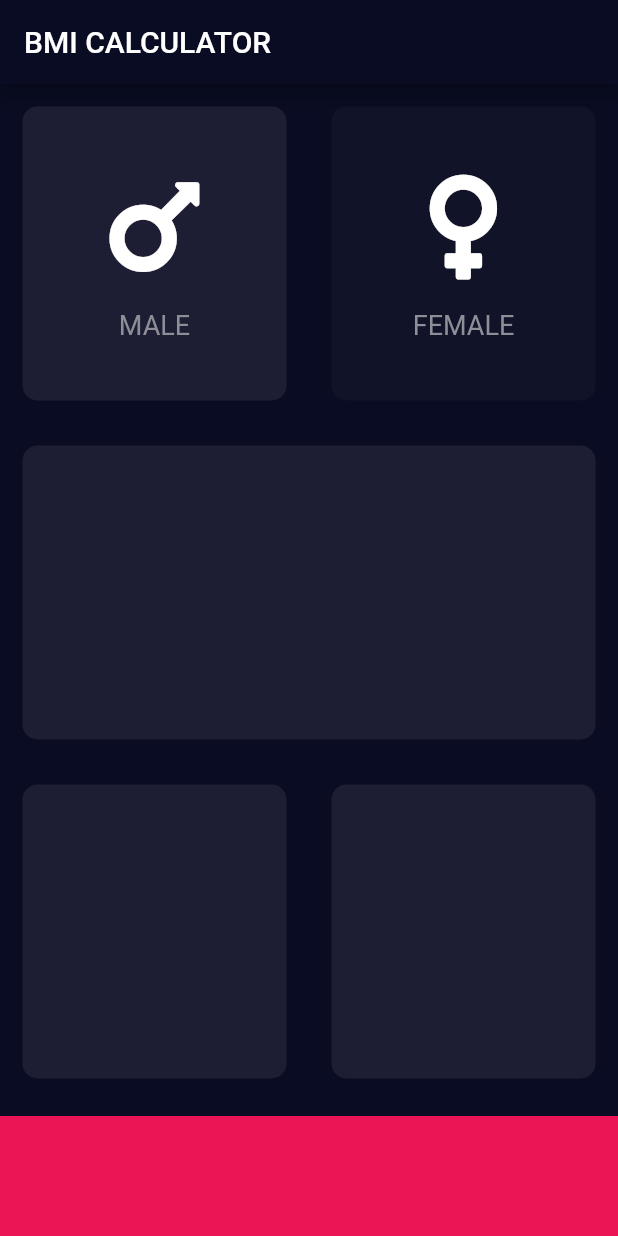
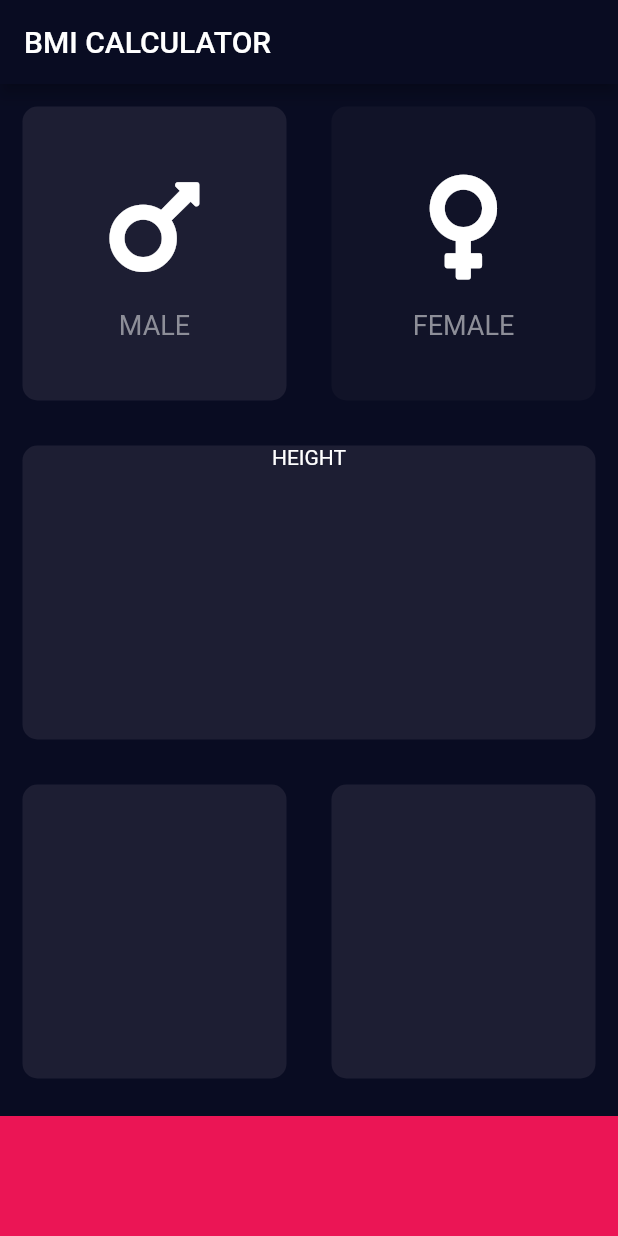
Before and after one commit to m0vntain/bmi-calculator-flutter, a Flutter app: the screen it shows after launch, after a tap on "MALE", on a phone screen of 412 x 824 dp. Run offline on Flutter 3.47's test engine with Material 2 defaults, Android fonts, the phone set to English and light mode, and no system bars; our stand-ins replace font_awesome_flutter.

```diff
--- a/lib/input_page.dart
+++ b/lib/input_page.dart
@@ -8,6 +8,7 @@ const bottomContainerColor = Color(0xFFEB1555);
 const activeCardColor = Color(0xFF1D1E33);
 const inactiveCardColor = Color(0xFF111328);
 
+enum GenderType { male, female }
 
 class InputPage extends StatefulWidget {
   @override
@@ -15,20 +16,20 @@ class InputPage extends StatefulWidget {
 }
 
 class _InputPageState extends State<InputPage> {
-
   Color maleCardColor = inactiveCardColor;
   Color femaleCardColor = inactiveCardColor;
+  GenderType selectedGender;
 
-//  1 - male, 2 - female
-  void updateCardColor(int gender) {
-    if(gender == 1) {
-      maleCardColor = activeCardColor;
-      femaleCardColor = inactiveCardColor;
-    } else {
-      femaleCardColor = activeCardColor;
-      maleCardColor = inactiveCardColor;
-    }
-  }
+////  1 - male, 2 - female
+//  void updateCardColor(GenderType gender) {
+//    if (gender == GenderType.male) {
+//      maleCardColor = activeCardColor;
+//      femaleCardColor = inactiveCardColor;
+//    } else {
+//      femaleCardColor = activeCardColor;
+//      maleCardColor = inactiveCardColor;
+//    }
+//  }
 
   @override
   Widget build(BuildContext context) {
@@ -42,31 +43,27 @@ class _InputPageState extends State<InputPage> {
             child: Row(
               children: <Widget>[
                 Expanded(
-                  child: GestureDetector(
-                    onTap: () {
-                      print('Male card was pressed');
+                  child: ReusableCard(
+                    onPress: () {
                       setState(() {
-                        updateCardColor(1);
+                        selectedGender = GenderType.male;
                       });
                     },
-                    child: ReusableCard(
-                      colour: maleCardColor,
-                      cardChild: CustomIconContent(FontAwesomeIcons.mars, 'MALE'),
-                    ),
+                    colour: selectedGender == GenderType.male? activeCardColor : inactiveCardColor,
+                    cardChild:
+                        CustomIconContent(FontAwesomeIcons.mars, 'MALE'),
                   ),
                 ),
                 Expanded(
-                  child: GestureDetector(
-                    onTap: () {
-                      print('Female card was pressed');
+                  child: ReusableCard(
+                    onPress: () {
                       setState(() {
-                        updateCardColor(2);
+                        selectedGender = GenderType.female;
                       });
                     },
-                    child: ReusableCard(
-                      colour: femaleCardColor,
-                      cardChild: CustomIconContent(FontAwesomeIcons.venus, 'FEMALE'),
-                    ),
+                    colour: selectedGender == GenderType.female ? activeCardColor : inactiveCardColor,
+                    cardChild:
+                        CustomIconContent(FontAwesomeIcons.venus, 'FEMALE'),
                   ),
                 ),
               ],
@@ -78,6 +75,9 @@ class _InputPageState extends State<InputPage> {
                 Expanded(
                   child: ReusableCard(
                     colour: activeCardColor,
+                    cardChild: Column(
+                      children: <Widget>[Text('HEIGHT')],
+                    ),
                   ),
                 ),
               ],
--- a/lib/reusable_card.dart
+++ b/lib/reusable_card.dart
@@ -1,14 +1,17 @@
 import 'package:flutter/material.dart';
 
 class ReusableCard extends StatelessWidget {
-  ReusableCard({this.colour, this.cardChild});
+  ReusableCard({this.colour, this.cardChild, this.onPress});
 
   final Color colour;
   final Widget cardChild;
+  final Function onPress;
 
   @override
   Widget build(BuildContext context) {
-    return Container(
+    return GestureDetector(
+      onTap: onPress,
+      child: Container(
         child: cardChild,
         margin: EdgeInsets.all(15.0),
         height: 200.0,
@@ -17,6 +20,8 @@ class ReusableCard extends StatelessWidget {
           color: colour,
           borderRadius: BorderRadius.circular(10),
         ),
+
+      ),
     );
   }
 }
```
Lines whose indentation alone changed are shown as unchanged.
